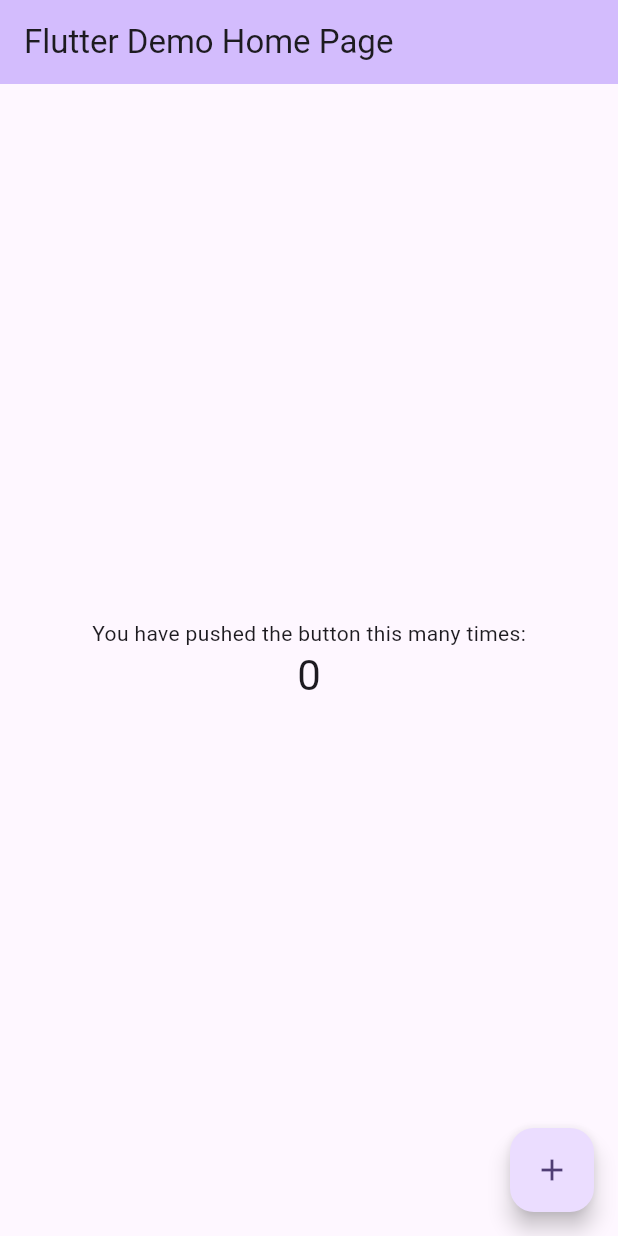
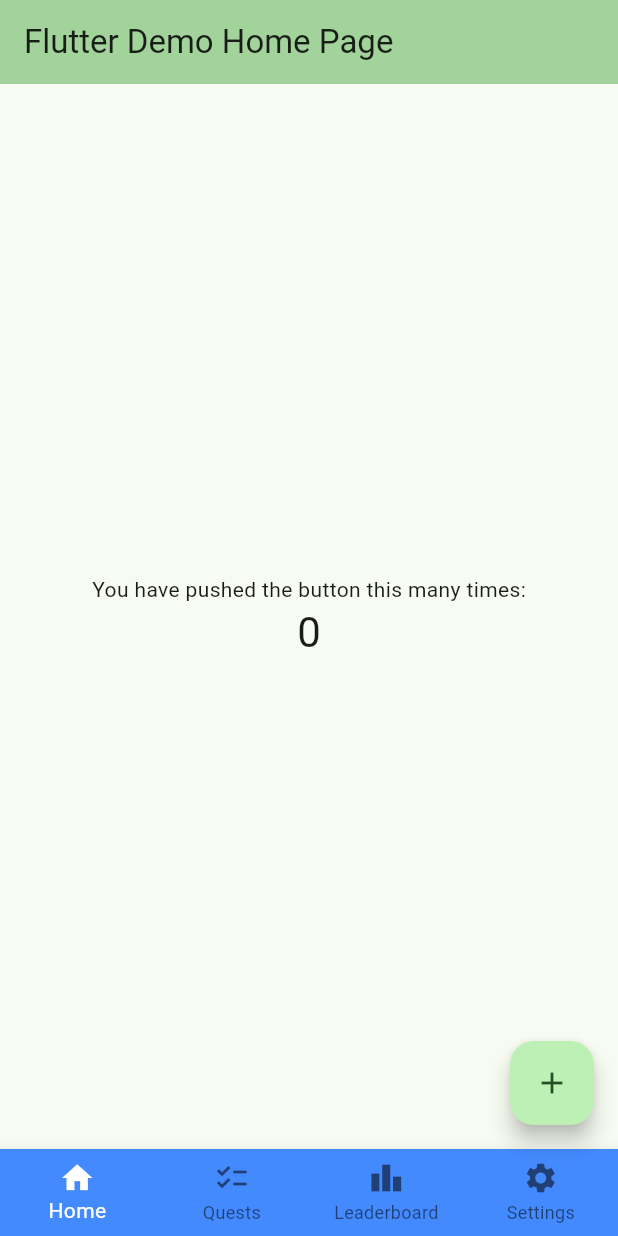
Before and after one commit to klinkl/FunLearn-client, a Flutter app: the screen it shows after launch, on a phone screen of 412 x 824 dp. Run offline on Flutter 3.47's test engine with Material 3 defaults, Android fonts, the phone set to English and light mode, and no system bars.

Commit message:
added bottom navigation bar

```diff
--- a/lib/main.dart
+++ b/lib/main.dart
@@ -11,7 +11,7 @@ class MyApp extends StatelessWidget {
   @override
   Widget build(BuildContext context) {
     return MaterialApp(
-      title: 'Flutter Demo',
+      title: 'FunLearn',
       theme: ThemeData(
         // This is the theme of your application.
         //
@@ -28,7 +28,7 @@ class MyApp extends StatelessWidget {
         //
         // This works for code too, not just values: Most code changes can be
         // tested with just a hot reload.
-        colorScheme: .fromSeed(seedColor: Colors.deepPurple),
+        colorScheme: .fromSeed(seedColor: Colors.green),
       ),
       home: const MyHomePage(title: 'Flutter Demo Home Page'),
     );
@@ -117,6 +117,28 @@ class _MyHomePageState extends State<MyHomePage> {
         tooltip: 'Increment',
         child: const Icon(Icons.add),
       ),
+      bottomNavigationBar: BottomNavigationBar(backgroundColor: Colors.blueAccent,
+          selectedItemColor: Colors.white,
+          type: BottomNavigationBarType.fixed,
+          items: const <BottomNavigationBarItem>[
+      BottomNavigationBarItem(
+        icon: Icon(Icons.home),
+        label: 'Home',
+      ),
+        BottomNavigationBarItem(
+          icon: Icon(Icons.checklist),
+          label: 'Quests',
+        ),
+        BottomNavigationBarItem(
+          icon: Icon(Icons.leaderboard),
+          label: 'Leaderboard',
+        ),
+
+        BottomNavigationBarItem(
+          icon: Icon(Icons.settings),
+          label: 'Settings',
+        ),
+      ]),
     );
   }
 }
```
